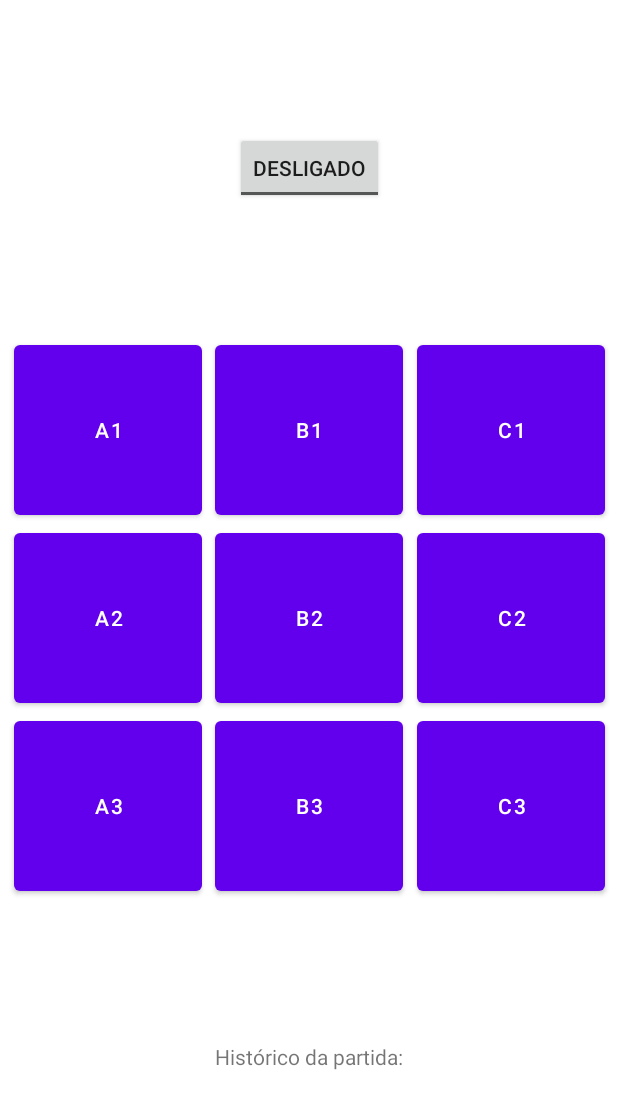
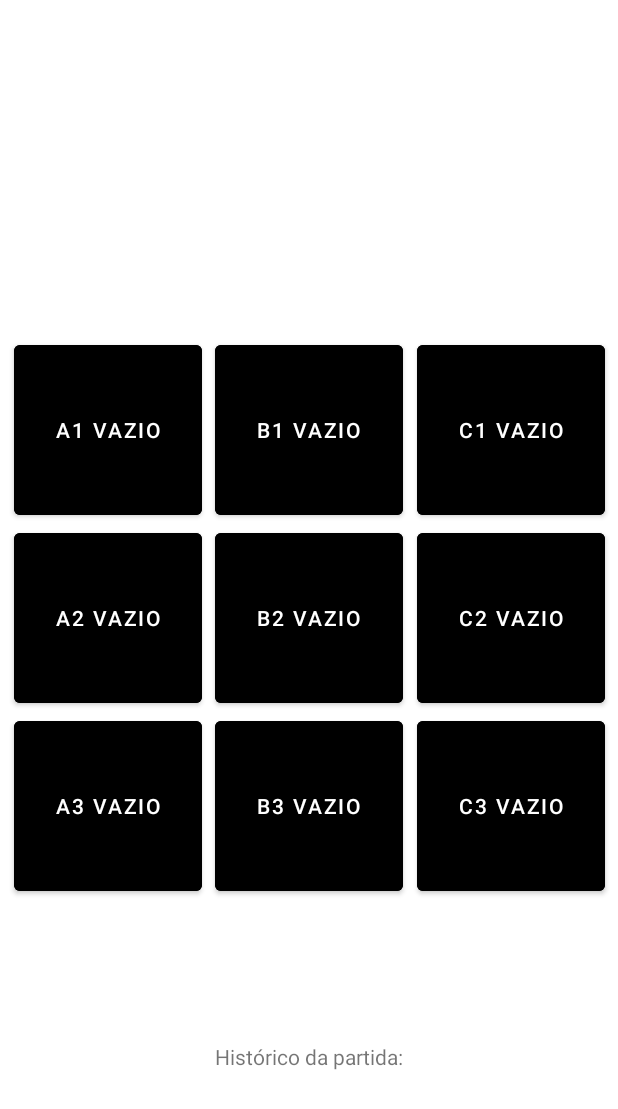
Before and after one commit to grpartichelli/LoBoards, an Android app: the screen it shows after launch (MainActivity), on a phone screen of 412 x 824 dp. Shown: the top 1109 px of the screen. Run offline under Robolectric (Android 15) with nearby library versions, the phone set to English and light mode, and no system bars.

Commit message:
Protótipo 2

```diff
--- a/app/src/main/java/com/example/boardgame/Game.java
+++ b/app/src/main/java/com/example/boardgame/Game.java
@@ -3,7 +3,7 @@ package com.example.boardgame;
 import java.util.ArrayList;
 
 public abstract class Game {
-    public abstract int[][] enterCommandLine(String command, int[][] board, int player);
+    public abstract String getName();
     protected abstract int[][] getInitialBoard();
     protected abstract boolean isVictory(int[][] board, int player);
     protected abstract boolean isDraw(int[][] board);
--- a/app/src/main/java/com/example/boardgame/MainActivity.java
+++ b/app/src/main/java/com/example/boardgame/MainActivity.java
@@ -1,11 +1,13 @@
 package com.example.boardgame;
 
+import androidx.annotation.ColorInt;
 import androidx.appcompat.app.AppCompatActivity;
 import androidx.core.app.ActivityCompat;
 
 import android.Manifest;
 import android.content.Intent;
 import android.content.pm.PackageManager;
+import android.graphics.Color;
 import android.os.Bundle;
 import android.speech.RecognitionListener;
 import android.speech.RecognizerIntent;
@@ -14,16 +16,17 @@ import android.view.View;
 import android.widget.Button;
 import android.widget.CompoundButton;
 import android.widget.TextView;
+import android.widget.Toast;
 import android.widget.ToggleButton;
 
 import java.util.ArrayList;
 import java.util.Objects;
 
 public class MainActivity extends AppCompatActivity {
-    private SpeechRecognizer speechRecognizer;
+    /*private SpeechRecognizer speechRecognizer;
     private Intent intent;
 
-    private ToggleButton toggleButton;
+    private ToggleButton toggleButton;*/
     private Button[][] buttons;
     private TextView info;
 
@@ -39,32 +42,35 @@ public class MainActivity extends AppCompatActivity {
         setContentView(R.layout.activity_main);
         Objects.requireNonNull(getSupportActionBar()).hide();
 
-        ActivityCompat.requestPermissions(this, new String[]{Manifest.permission.RECORD_AUDIO}, PackageManager.PERMISSION_GRANTED);
+        //ActivityCompat.requestPermissions(this, new String[]{Manifest.permission.RECORD_AUDIO}, PackageManager.PERMISSION_GRANTED);
 
         game = new TicTacToe();
+        setTitle(game.getName());
         board = game.getInitialBoard();
         player = Agent.PLAYER_1;
-        agent = new RandomAgent(Agent.PLAYER_2);
+        agent = new ZeroDepthAgent(Agent.PLAYER_2);
         turn = player;
 
-        toggleButton = findViewById(R.id.toggleButton);
+        //toggleButton = findViewById(R.id.toggleButton);
         buttons = new Button[][]{
-                {findViewById(R.id.A1), findViewById(R.id.B1), findViewById(R.id.C1)},
-                {findViewById(R.id.A2), findViewById(R.id.B2), findViewById(R.id.C2)},
-                {findViewById(R.id.A3), findViewById(R.id.B3), findViewById(R.id.C3)},
+                {findViewById(R.id.A1), findViewById(R.id.A2), findViewById(R.id.A3)},
+                {findViewById(R.id.B1), findViewById(R.id.B2), findViewById(R.id.B3)},
+                {findViewById(R.id.C1), findViewById(R.id.C2), findViewById(R.id.C3)}
         };
         info = findViewById(R.id.info);
 
         for(final int x : new int[]{0, 1, 2})
-            for(final int y : new int[]{0, 1, 2})
+            for(final int y : new int[]{0, 1, 2}) {
+                buttons[x][y].setText(Move.positionToString(x, y) + " vazio");
                 buttons[x][y].setOnClickListener(new View.OnClickListener() {
                     @Override
                     public void onClick(View view) {
                         makeGameStep(x, y);
                     }
                 });
+            }
 
-        intent = new Intent(RecognizerIntent.ACTION_RECOGNIZE_SPEECH);
+        /*intent = new Intent(RecognizerIntent.ACTION_RECOGNIZE_SPEECH);
         intent.putExtra(RecognizerIntent.EXTRA_LANGUAGE_MODEL, RecognizerIntent.LANGUAGE_MODEL_FREE_FORM);
         speechRecognizer = SpeechRecognizer.createSpeechRecognizer(this);
         speechRecognizer.setRecognitionListener(new RecognitionListener() {
@@ -111,7 +117,7 @@ public class MainActivity extends AppCompatActivity {
                 else
                     speechRecognizer.stopListening();
             }
-        });
+        });*/
     }
 
     private void makeGameStep(int x, int y) {
@@ -120,15 +126,40 @@ public class MainActivity extends AppCompatActivity {
             board = game.applyMove(playerMove, board);
             turn = Agent.getOpponentOf(turn);
             buttons[x][y].setText(playerMove.toString());
+            buttons[x][y].setBackgroundColor(Color.GREEN);
             info.setText(info.getText() + "" + playerMove + "\n");
             if(!game.isTerminalState(board)) {
                 Move agentMove = agent.selectMove(game, board);
                 board = game.applyMove(agentMove, board);
                 turn = Agent.getOpponentOf(turn);
                 buttons[agentMove.x][agentMove.y].setText(agentMove.toString());
+                buttons[agentMove.x][agentMove.y].setBackgroundColor(Color.RED);
+                Toast.makeText(this, agentMove.toString(), Toast.LENGTH_SHORT).show();
                 info.setText(info.getText() + "" + agentMove + "\n");
+                if(game.isTerminalState(board))
+                    endGame();
             }
+            else
+                endGame();
         }
     }
 
+    private void endGame() {
+        notifyResult();
+        openGameEndActivity();
+    }
+
+    private void notifyResult() {
+        if(game.isVictory(board, player))
+            Toast.makeText(this, "Você venceu!", Toast.LENGTH_LONG).show();
+        else if(game.isVictory(board, agent.getPlayer()))
+            Toast.makeText(this, "Você perdeu", Toast.LENGTH_LONG).show();
+        else
+            Toast.makeText(this, "Empate", Toast.LENGTH_LONG).show();
+    }
+
+    private void openGameEndActivity() {
+        startActivity(new Intent(this, GameEndActivity.class));
+    }
+
 }
--- a/app/src/main/java/com/example/boardgame/TicTacToe.java
+++ b/app/src/main/java/com/example/boardgame/TicTacToe.java
@@ -5,11 +5,8 @@ import java.util.Collections;
 
 public class TicTacToe extends Game {
     @Override
-    public int[][] enterCommandLine(String command, int[][] board, int player) {
-        int[][] newBoard = copyBoard(board);
-        String[] position = command.split(" ");
-        newBoard = applyMove(new Move(Integer.valueOf(position[0]), Integer.valueOf(position[1]), player), board);
-        return newBoard;
+    public String getName() {
+        return "Jogo da Velha";
     }
 
     @Override
--- a/app/src/main/res/layout/activity_main.xml
+++ b/app/src/main/res/layout/activity_main.xml
@@ -10,6 +10,7 @@
         android:id="@+id/C3"
         android:layout_width="125dp"
         android:layout_height="125dp"
+        android:backgroundTint="#000000"
         android:text="C3"
         app:layout_constraintEnd_toEndOf="parent"
         app:layout_constraintStart_toEndOf="@+id/B3"
@@ -19,6 +20,7 @@
         android:id="@+id/A3"
         android:layout_width="125dp"
         android:layout_height="125dp"
+        android:backgroundTint="#000000"
         android:text="A3"
         app:layout_constraintEnd_toStartOf="@+id/B3"
         app:layout_constraintStart_toStartOf="parent"
@@ -28,6 +30,7 @@
         android:id="@+id/C1"
         android:layout_width="125dp"
         android:layout_height="125dp"
+        android:backgroundTint="#000000"
         android:text="C1"
         app:layout_constraintBottom_toTopOf="@+id/C2"
         app:layout_constraintEnd_toEndOf="parent"
@@ -37,6 +40,7 @@
         android:id="@+id/A1"
         android:layout_width="125dp"
         android:layout_height="125dp"
+        android:backgroundTint="#000000"
         android:text="A1"
         app:layout_constraintBottom_toTopOf="@+id/A2"
         app:layout_constraintEnd_toStartOf="@+id/B1"
@@ -46,6 +50,7 @@
         android:id="@+id/B1"
         android:layout_width="125dp"
         android:layout_height="125dp"
+        android:backgroundTint="#000000"
         android:text="B1"
         app:layout_constraintBottom_toTopOf="@+id/B2"
         app:layout_constraintEnd_toEndOf="parent"
@@ -55,6 +60,7 @@
         android:id="@+id/A2"
         android:layout_width="125dp"
         android:layout_height="125dp"
+        android:backgroundTint="#000000"
         android:text="A2"
         app:layout_constraintBottom_toBottomOf="parent"
         app:layout_constraintEnd_toStartOf="@+id/B2"
@@ -65,6 +71,7 @@
         android:id="@+id/C2"
         android:layout_width="125dp"
         android:layout_height="125dp"
+        android:backgroundTint="#000000"
         android:text="C2"
         app:layout_constraintBottom_toBottomOf="parent"
         app:layout_constraintEnd_toEndOf="parent"
@@ -75,6 +82,7 @@
         android:id="@+id/B3"
         android:layout_width="125dp"
         android:layout_height="125dp"
+        android:backgroundTint="#000000"
         android:text="B3"
         app:layout_constraintEnd_toEndOf="parent"
         app:layout_constraintStart_toStartOf="parent"
@@ -84,6 +92,7 @@
         android:id="@+id/B2"
         android:layout_width="125dp"
         android:layout_height="125dp"
+        android:backgroundTint="#000000"
         android:text="B2"
         app:layout_constraintBottom_toBottomOf="parent"
         app:layout_constraintEnd_toEndOf="parent"
@@ -100,7 +109,7 @@
         app:layout_constraintStart_toStartOf="parent"
         app:layout_constraintTop_toBottomOf="@+id/B3" />
 
-    <ToggleButton
+    <!--<ToggleButton
         android:id="@+id/toggleButton"
         android:layout_width="wrap_content"
         android:layout_height="wrap_content"
@@ -110,6 +119,6 @@
         app:layout_constraintBottom_toTopOf="@+id/B1"
         app:layout_constraintEnd_toEndOf="parent"
         app:layout_constraintStart_toStartOf="parent"
-        app:layout_constraintTop_toTopOf="parent" />
+        app:layout_constraintTop_toTopOf="parent" />-->
 
 </androidx.constraintlayout.widget.ConstraintLayout>
```
Also changed, not shown: app/src/main/AndroidManifest.xml (+5 -3 lines), app/src/main/java/com/example/boardgame/GameEndActivity.java (added, +34 -0 lines), app/src/main/java/com/example/boardgame/Move.java (+7 -1 lines), app/src/main/java/com/example/boardgame/ZeroDepthAgent.java (added, +26 -0 lines), app/src/main/res/layout/activity_game_end.xml (added, +18 -0 lines).
